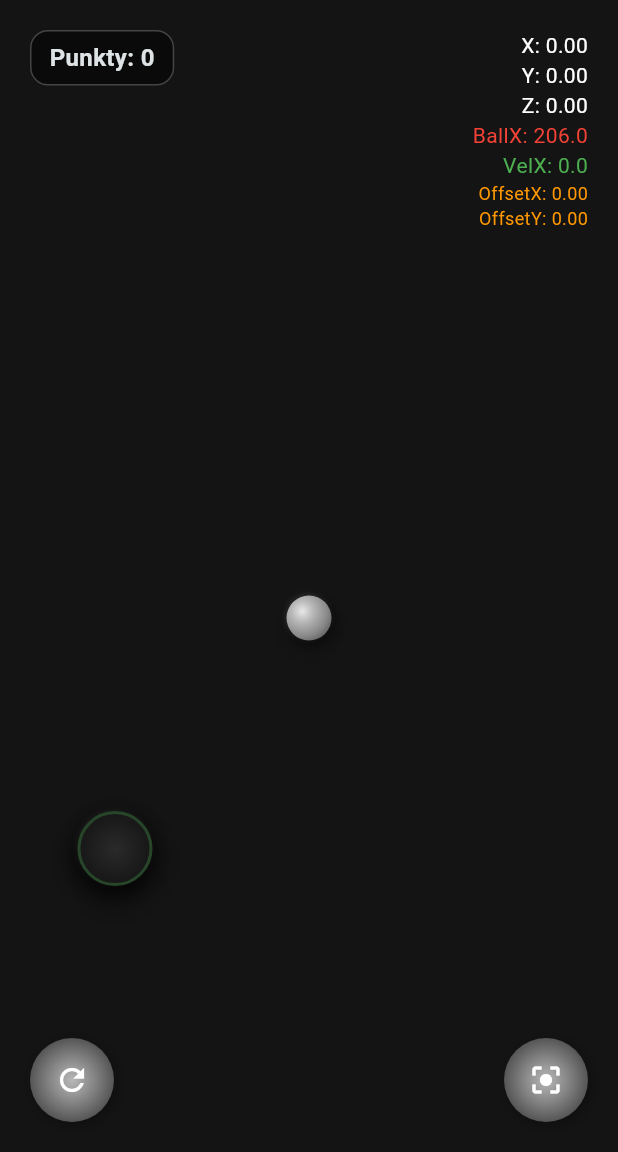
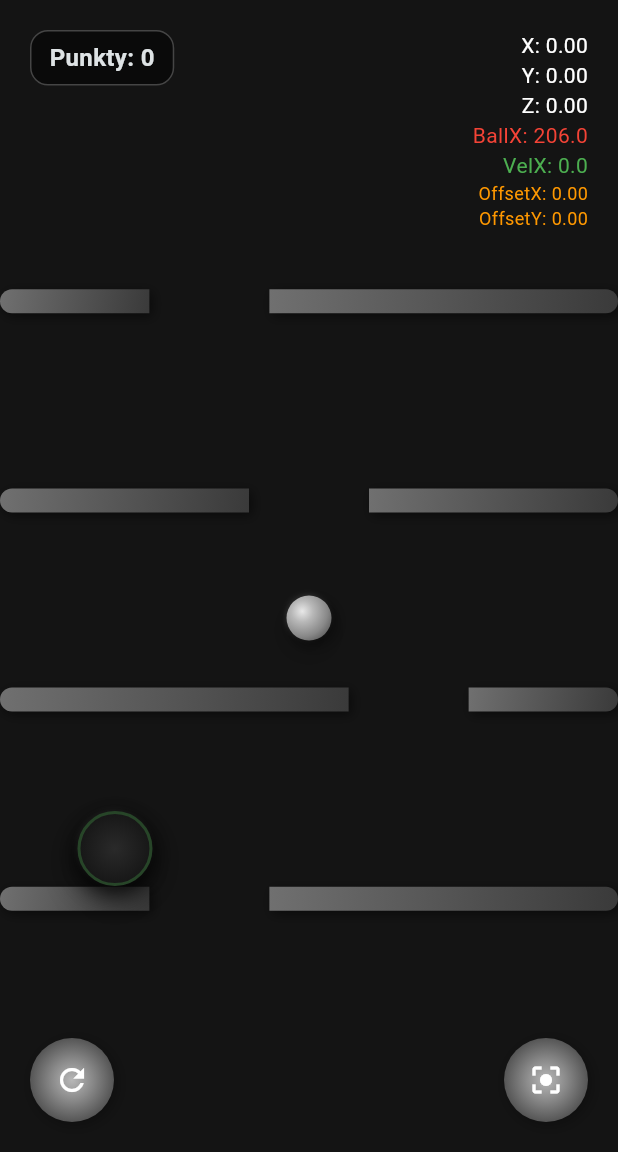
Before and after one commit to Cay00/BalanceGame, a Flutter app: the screen it shows after launch, after a tap on "GRAJ", on a phone screen of 412 x 824 dp, the part 84-1236 px from its top. Run offline on Flutter 3.47's test engine with Material 3 defaults, Android fonts, the phone set to English and light mode, and no system bars; our stand-ins replace sensors_plus.

Commit message:
new horizontal obstacles

```diff
--- a/lib/mechanics/game_physics.dart
+++ b/lib/mechanics/game_physics.dart
@@ -1,10 +1,29 @@
+/// Przeszkoda pozioma z dziurą, przez którą kulka może przejść
+class Obstacle {
+  final double x; // lewy górny róg przeszkody
+  final double y;
+  final double width; // szerokość przeszkody (cała szerokość ekranu)
+  final double height; // wysokość przeszkody (grubość)
+  final double holeX; // pozycja X środka dziury
+  final double holeWidth; // szerokość dziury
+
+  const Obstacle({
+    required this.x,
+    required this.y,
+    required this.width,
+    required this.height,
+    required this.holeX,
+    required this.holeWidth,
+  });
+}
+
 /// Fizyka gry - zarządza ruchem kulki i kolizjami
 ///
 /// Zawiera:
 /// - Pozycję i prędkość kulki
 /// - Parametry fizyki (grawitacja, tarcie)
 /// - Kalibrację akcelerometru
-/// - Logikę kolizji ze ścianami
+/// - Logikę kolizji ze ścianami i przeszkodami
 class GamePhysics {
   // === FIZYKA KULKI ===
   double ballX = 0.0; // Pozycja kulki w osi X (piksele)
@@ -31,6 +50,9 @@ class GamePhysics {
 
   double _bottomPadding = 0.0;
 
+  // === PRZESZKODY ===
+  final List<Obstacle> obstacles = [];
+
   /// Inicjalizuje fizykę z wymiarami ekranu
   void initialize(double width, double height, {double bottomPadding = 0}) {
     screenWidth = width;
@@ -40,6 +62,9 @@ class GamePhysics {
     ballY = height / 2;
     // Zapisz padding dolny dla kolizji
     _bottomPadding = bottomPadding;
+
+    // Wygeneruj przeszkody
+    _generateObstacles();
   }
 
   /// Resetuje pozycję kulki na środek ekranu i zatrzymuje ją
@@ -90,6 +115,9 @@ class GamePhysics {
 
     // === KOLIZJE ZE ŚCIANAMI ===
     _handleCollisions();
+
+    // === KOLIZJE Z PRZESZKODAMI ===
+    _handleObstacleCollisions();
   }
 
   /// Aktualizuje wynik gry na podstawie pozycji dziury
@@ -136,4 +164,67 @@ class GamePhysics {
       velocityY = -velocityY * 0.8;
     }
   }
+
+  /// Generuje 4 poziome przeszkody z dziurami w równych odstępach pionowych
+  void _generateObstacles() {
+    obstacles.clear();
+
+    if (screenWidth == 0 || screenHeight == 0) {
+      return;
+    }
+
+    const int obstacleCount = 4;
+    const double obstacleHeight = 16.0; // Grubość przeszkody
+    const double holeWidth = 80.0; // Szerokość dziury
+    final double availableHeight = screenHeight - 100 - _bottomPadding - 60; // Miejsce na górę i dół
+    final double spacing = availableHeight / (obstacleCount + 1); // Równe odstępy
+
+    for (int i = 0; i < obstacleCount; i++) {
+      final double y = 60 + spacing * (i + 1); // Pozycja Y przeszkody
+      final double holeX = 40 + (screenWidth - 80) * (0.3 + (i % 3) * 0.2); // Dziura w różnych miejscach
+
+      obstacles.add(Obstacle(
+        x: 0,
+        y: y,
+        width: screenWidth,
+        height: obstacleHeight,
+        holeX: holeX,
+        holeWidth: holeWidth,
+      ));
+    }
+  }
+
+  /// Obsługuje kolizje kulki z przeszkodami (uwzględnia dziury)
+  void _handleObstacleCollisions() {
+    const double ballRadius = 15.0;
+
+    for (final obstacle in obstacles) {
+      final double obstacleTop = obstacle.y;
+      final double obstacleBottom = obstacle.y + obstacle.height;
+      final double holeLeft = obstacle.holeX - obstacle.holeWidth / 2;
+      final double holeRight = obstacle.holeX + obstacle.holeWidth / 2;
+
+      // Sprawdź, czy kulka jest na wysokości przeszkody
+      final bool isAtObstacleHeight = ballY >= obstacleTop - ballRadius &&
+                                      ballY <= obstacleBottom + ballRadius;
+
+      if (isAtObstacleHeight) {
+        // Sprawdź, czy kulka jest poza dziurą
+        final bool isOutsideHole = ballX < holeLeft || ballX > holeRight;
+
+        if (isOutsideHole) {
+          // Odbij kulkę od przeszkody
+          if (ballY < obstacleTop + obstacle.height / 2) {
+            // Odbicie od góry przeszkody
+            ballY = obstacleTop - ballRadius;
+            velocityY = -velocityY * 0.8;
+          } else {
+            // Odbicie od dołu przeszkody
+            ballY = obstacleBottom + ballRadius;
+            velocityY = -velocityY * 0.8;
+          }
+        }
+      }
+    }
+  }
 }
--- a/lib/ui/screens/game_screen.dart
+++ b/lib/ui/screens/game_screen.dart
@@ -8,6 +8,7 @@ import 'package:balance_game/mechanics/game_physics.dart';
 import 'package:balance_game/ui/widgets/ball_widget.dart';
 import 'package:balance_game/ui/widgets/data_panel.dart';
 import 'package:balance_game/ui/widgets/hole_widget.dart';
+import 'package:balance_game/ui/widgets/obstacle_widget.dart';
 
 /// Główna strona gry z kulką i akcelerometrem
 class MyHomePage extends StatefulWidget {
@@ -163,6 +164,17 @@ class _MyHomePageState extends State<MyHomePage> {
             ),
           ),
 
+          // === PRZESZKODY ===
+          for (final obstacle in _physics.obstacles)
+            ObstacleWidget(
+              x: obstacle.x,
+              y: obstacle.y,
+              width: obstacle.width,
+              height: obstacle.height,
+              holeX: obstacle.holeX,
+              holeWidth: obstacle.holeWidth,
+            ),
+
           // === DZIURA - CEL ===
           HoleWidget(
             x: _holeX,
--- /dev/null
+++ b/lib/ui/widgets/obstacle_widget.dart
@@ -0,0 +1,97 @@
+import 'package:flutter/material.dart';
+
+/// Wizualizacja poziomej przeszkody z dziurą
+class ObstacleWidget extends StatelessWidget {
+  final double x;
+  final double y;
+  final double width;
+  final double height;
+  final double holeX;
+  final double holeWidth;
+
+  const ObstacleWidget({
+    super.key,
+    required this.x,
+    required this.y,
+    required this.width,
+    required this.height,
+    required this.holeX,
+    required this.holeWidth,
+  });
+
+  @override
+  Widget build(BuildContext context) {
+    return Positioned(
+      left: x,
+      top: y,
+      child: SizedBox(
+        width: width,
+        height: height,
+        child: Stack(
+          children: [
+            // Lewa część przeszkody (przed dziurą)
+            Positioned(
+              left: 0,
+              top: 0,
+              child: Container(
+                width: holeX - holeWidth / 2,
+                height: height,
+                decoration: BoxDecoration(
+                  borderRadius: const BorderRadius.only(
+                    topLeft: Radius.circular(8),
+                    bottomLeft: Radius.circular(8),
+                  ),
+                  gradient: const LinearGradient(
+                    begin: Alignment.topLeft,
+                    end: Alignment.bottomRight,
+                    colors: [
+                      Color(0xFF707070),
+                      Color(0xFF3A3A3A),
+                    ],
+                  ),
+                  boxShadow: [
+                    BoxShadow(
+                      color: Colors.black.withOpacity(0.5),
+                      blurRadius: 6,
+                      offset: const Offset(2, 2),
+                    ),
+                  ],
+                ),
+              ),
+            ),
+            // Prawa część przeszkody (po dziurze)
+            Positioned(
+              left: holeX + holeWidth / 2,
+              top: 0,
+              child: Container(
+                width: width - (holeX + holeWidth / 2),
+                height: height,
+                decoration: BoxDecoration(
+                  borderRadius: const BorderRadius.only(
+                    topRight: Radius.circular(8),
+                    bottomRight: Radius.circular(8),
+                  ),
+                  gradient: const LinearGradient(
+                    begin: Alignment.topLeft,
+                    end: Alignment.bottomRight,
+                    colors: [
+                      Color(0xFF707070),
+                      Color(0xFF3A3A3A),
+                    ],
+                  ),
+                  boxShadow: [
+                    BoxShadow(
+                      color: Colors.black.withOpacity(0.5),
+                      blurRadius: 6,
+                      offset: const Offset(2, 2),
+                    ),
+                  ],
+                ),
+              ),
+            ),
+          ],
+        ),
+      ),
+    );
+  }
+}
```
